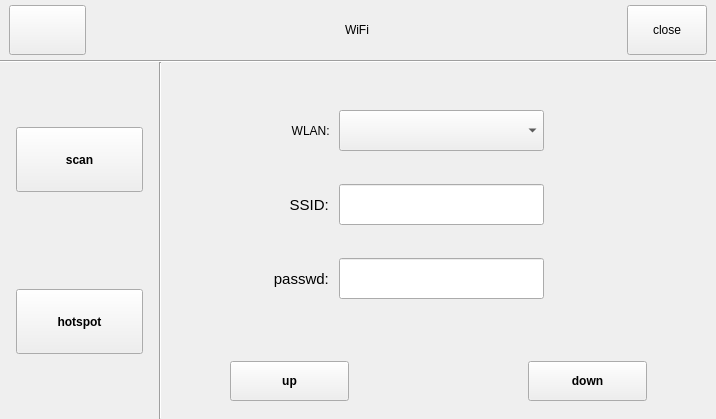
Before: the Qt Designer form wifi.ui in jizizihe/baijie_demo, drawn with Qt 5.
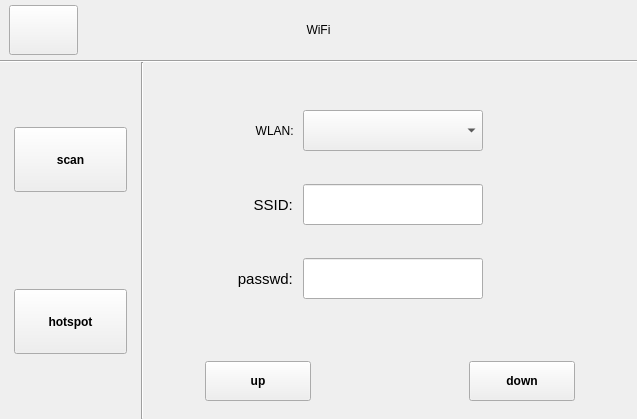
After: the same form once the commit is applied. The open tabs and pages were chosen to show the change. Icons and pictures are not drawn. Custom widgets are drawn as their Qt base class.

What changed in the file:
```diff
--- a/wifi.ui
+++ b/wifi.ui
@@ -6,7 +6,7 @@
    <rect>
     <x>0</x>
     <y>0</y>
-    <width>716</width>
+    <width>637</width>
     <height>419</height>
    </rect>
   </property>
@@ -126,7 +126,7 @@
      <number>0</number>
     </property>
     <item row="0" column="0">
-     <layout class="QHBoxLayout" name="horizontalLayout_14" stretch="1,2,3,2,1">
+     <layout class="QHBoxLayout" name="horizontalLayout_14" stretch="4,8,12,7,5">
       <property name="spacing">
        <number>0</number>
       </property>
@@ -214,17 +214,27 @@
        </spacer>
       </item>
       <item>
-       <widget class="QPushButton" name="open_btn">
-        <property name="sizePolicy">
-         <sizepolicy hsizetype="Minimum" vsizetype="Minimum">
-          <horstretch>0</horstretch>
-          <verstretch>0</verstretch>
-         </sizepolicy>
+       <layout class="QVBoxLayout" name="verticalLayout_8" stretch="1,6">
+        <property name="spacing">
+         <number>0</number>
         </property>
-        <property name="text">
-         <string>close</string>
-        </property>
-       </widget>
+        <item>
+         <spacer name="verticalSpacer_6">
+          <property name="orientation">
+           <enum>Qt::Vertical</enum>
+          </property>
+          <property name="sizeHint" stdset="0">
+           <size>
+            <width>20</width>
+            <height>13</height>
+           </size>
+          </property>
+         </spacer>
+        </item>
+        <item>
+         <widget class="SwitchControl" name="wifi_Switch" native="true"/>
+        </item>
+       </layout>
       </item>
      </layout>
     </item>
@@ -1979,6 +1989,14 @@
    </property>
   </widget>
  </widget>
+ <customwidgets>
+  <customwidget>
+   <class>SwitchControl</class>
+   <extends>QWidget</extends>
+   <header location="global">switchcontrol.h</header>
+   <container>1</container>
+  </customwidget>
+ </customwidgets>
  <resources>
   <include location="translation.qrc"/>
  </resources>
```
Left out of the diff: 4 changed lines with no effect on the pictures.
